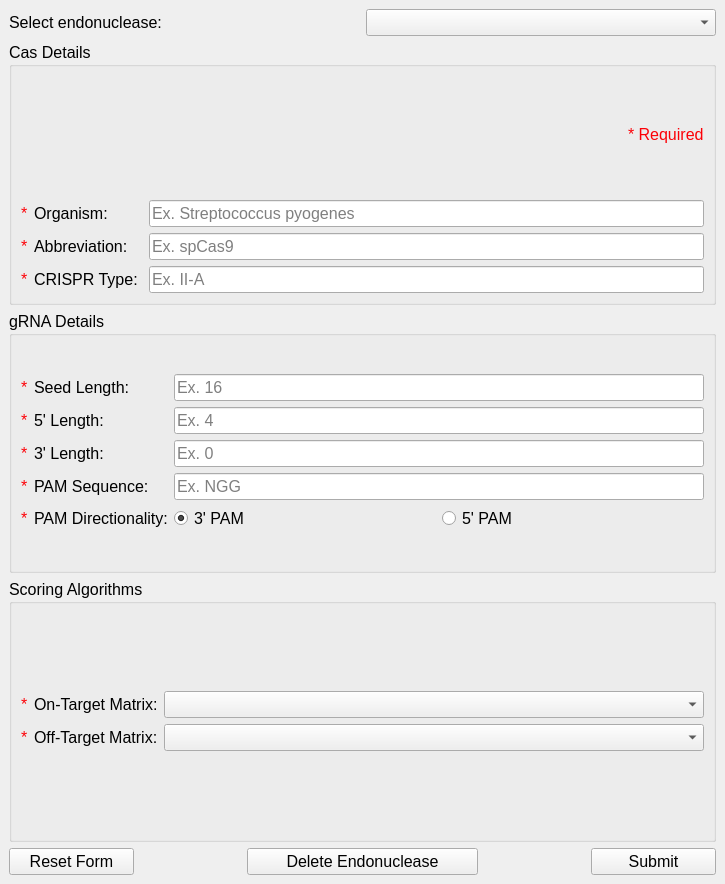
This is src/ui/new_endonuclease_window.ui in TrinhLab/CASPERapp as Qt 5 draws it before an edit. The edited form follows.
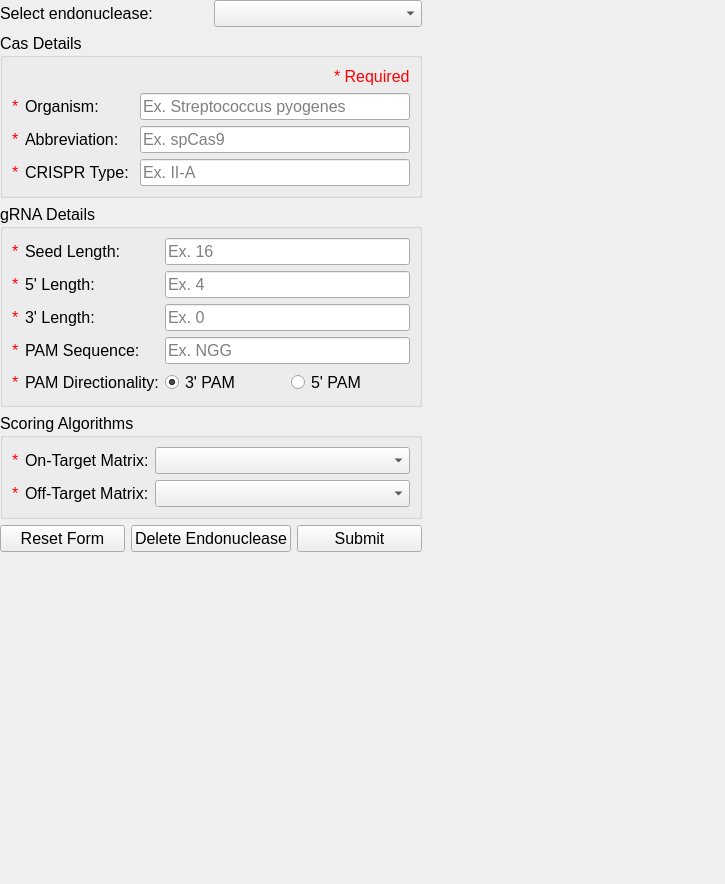
This is the edited form.

```diff
--- a/src/ui/new_endonuclease_window.ui
+++ b/src/ui/new_endonuclease_window.ui
@@ -1,7 +1,7 @@
 <?xml version="1.0" encoding="UTF-8"?>
 <ui version="4.0">
  <class>MainWindow</class>
- <widget class="QMainWindow" name="MainWindow">
+ <widget class="QWidget" name="MainWindow">
   <property name="geometry">
    <rect>
     <x>0</x>
```
